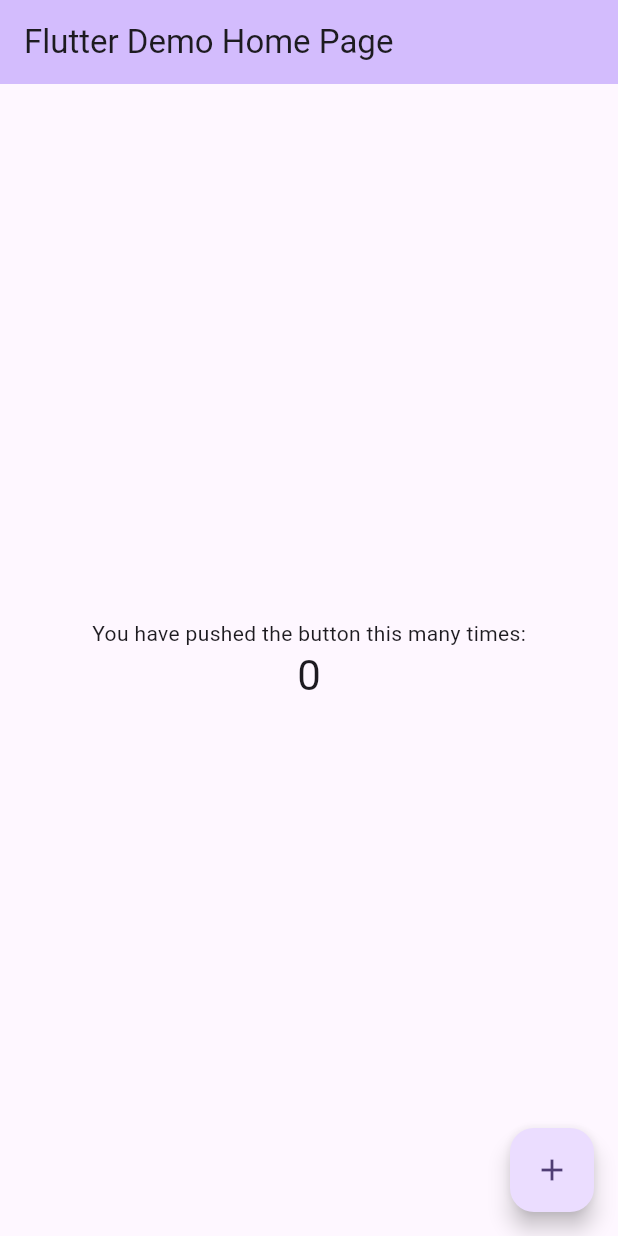
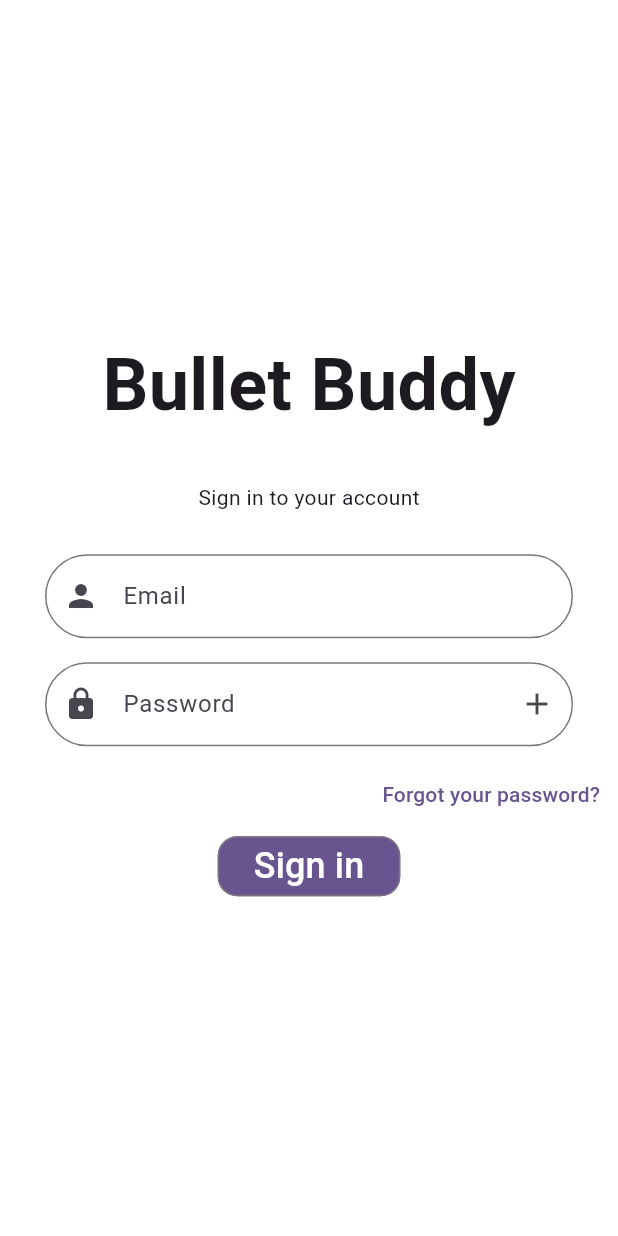
Before and after one commit to GretaAntenucci/Bullet-Buddy, a Flutter app: the screen it shows after launch, on a phone screen of 412 x 824 dp. Run offline on Flutter 3.47's test engine with Material 3 defaults, Android fonts, the phone set to English and light mode, and no system bars.

Commit message:
feat: Added login UI and changed app ingress point

```diff
--- a/lib/main.dart
+++ b/lib/main.dart
@@ -1,3 +1,4 @@
+import 'package:bullet_buddy/pages/login_page.dart';
 import 'package:flutter/material.dart';
 
 void main() {
@@ -10,62 +11,13 @@ class MyApp extends StatelessWidget {
   @override
   Widget build(BuildContext context) {
     return MaterialApp(
+      debugShowCheckedModeBanner: false,
       title: 'Flutter Demo',
       theme: ThemeData(
         colorScheme: ColorScheme.fromSeed(seedColor: Colors.deepPurple),
         useMaterial3: true,
       ),
-      home: const MyHomePage(title: 'Flutter Demo Home Page'),
+      home: LoginPage(),
     );
   }
 }
-
-class MyHomePage extends StatefulWidget {
-  const MyHomePage({super.key, required this.title});
-
-  final String title;
-
-  @override
-  State<MyHomePage> createState() => _MyHomePageState();
-}
-
-class _MyHomePageState extends State<MyHomePage> {
-  int _counter = 0;
-
-  void _incrementCounter() {
-    setState(() {
-      _counter++;
-    });
-  }
-
-  @override
-  Widget build(BuildContext context) {
-    return Scaffold(
-      appBar: AppBar(
-        backgroundColor: Theme.of(context).colorScheme.inversePrimary,
-        title: Text(widget.title),
-      ),
-      body: Center(
-        // Center is a layout widget. It takes a single child and positions it
-        // in the middle of the parent.
-        child: Column(
-          mainAxisAlignment: MainAxisAlignment.center,
-          children: <Widget>[
-            const Text(
-              'You have pushed the button this many times:',
-            ),
-            Text(
-              '$_counter',
-              style: Theme.of(context).textTheme.headlineMedium,
-            ),
-          ],
-        ),
-      ),
-      floatingActionButton: FloatingActionButton(
-        onPressed: _incrementCounter,
-        tooltip: 'Increment',
-        child: const Icon(Icons.add),
-      ),
-    );
-  }
-}
--- /dev/null
+++ b/lib/pages/login_page.dart
@@ -0,0 +1,149 @@
+import 'package:flutter/cupertino.dart';
+import 'package:flutter/material.dart';
+
+class LoginPage extends StatelessWidget {
+  LoginPage({super.key});
+  ValueNotifier<bool> open = ValueNotifier(true);
+
+  // void changeIcon() {
+  //   open.value
+  //       ? Icon(Icons.add)
+  //       : Icon(Icons.remove_red_eye_outlined);
+  // }
+
+  @override
+  Widget build(BuildContext context) {
+    return Scaffold(
+      backgroundColor: Colors.white,
+      body: SafeArea(
+        child: ValueListenableBuilder(
+          valueListenable: open,
+          builder: (context, value, child) {
+            return Column(
+              mainAxisAlignment: MainAxisAlignment.center,
+              children: [
+                const Text(
+                  'Bullet Buddy',
+                  style: TextStyle(
+                    fontSize: 48,
+                    fontWeight: FontWeight.bold,
+                  ),
+                ),
+                const SizedBox(
+                  height: 30,
+                ),
+                const Text('Sign in to your account'),
+                const SizedBox(
+                  height: 20,
+                ),
+                Form(
+                  child: Column(
+                    children: [
+                      Padding(
+                        padding: const EdgeInsets.symmetric(
+                          horizontal: 30,
+                          vertical: 8.0,
+                        ),
+                        child: TextField(
+                          keyboardType: TextInputType.emailAddress,
+                          decoration: InputDecoration(
+                            prefixIcon: const Icon(Icons.person),
+                            hintText: 'Email',
+                            border: OutlineInputBorder(
+                              borderSide: const BorderSide()
+                                  .copyWith(color: Colors.grey),
+                              borderRadius: const BorderRadius.all(
+                                Radius.circular(50),
+                              ),
+                            ),
+                          ),
+                        ),
+                      ),
+                      Padding(
+                        padding: const EdgeInsets.symmetric(
+                          horizontal: 30,
+                          vertical: 8.0,
+                        ),
+                        child: TextField(
+                          keyboardType: TextInputType.text,
+                          obscureText: open.value,
+                          decoration: InputDecoration(
+                            constraints: const BoxConstraints(
+                              maxHeight: 70,
+                              maxWidth: double.infinity,
+                            ),
+                            suffixIcon: IconButton(
+                              splashColor: Colors.transparent,
+                              highlightColor: Colors.transparent,
+                              onPressed: () {
+                                open.value = !open.value;
+                              },
+                              icon: open.value
+                                  ? const Icon(Icons.add)
+                                  : const Icon(Icons.remove_red_eye),
+                            ),
+                            prefixIcon: const Icon(Icons.lock),
+                            hintText: 'Password',
+                            border: OutlineInputBorder(
+                                borderSide: const BorderSide()
+                                    .copyWith(color: Colors.grey),
+                                borderRadius: const BorderRadius.all(
+                                    Radius.circular(50))),
+                          ),
+                        ),
+                      ),
+                    ],
+                  ),
+                ),
+                Align(
+                  alignment: Alignment.bottomRight,
+                  child: TextButton(
+                    onPressed: () {},
+                    child: const Text('Forgot your password?'),
+                  ),
+                ),
+                OutlinedButton(
+                  style: ButtonStyle(
+                    backgroundColor: MaterialStateProperty.all(
+                        Theme.of(context).primaryColor),
+                    shape: MaterialStateProperty.all(
+                      RoundedRectangleBorder(
+                        borderRadius: BorderRadius.circular(13),
+                      ),
+                    ),
+                  ),
+                  onPressed: () {},
+                  child: const Text(
+                    'Sign in',
+                    style: TextStyle(
+                      color: Colors.white,
+                      fontSize: 24,
+                    ),
+                  ),
+                ),
+              ],
+            );
+          },
+        ),
+      ),
+    );
+  }
+}
+
+// TextField(
+// keyboardType: TextInputType.text,
+// obscureText: true,
+// decoration: InputDecoration(
+// suffix: ElevatedButton(
+// onPressed: () => icon = Icon(Icons.traffic),
+// child: icon,
+// ),
+// prefixIcon: const Icon(Icons.lock),
+// hintText: 'Password',
+// border: OutlineInputBorder(
+// borderSide: const BorderSide()
+//     .copyWith(color: Colors.grey),
+// borderRadius:
+// const BorderRadius.all(Radius.circular(50))),
+// ),
+// ),
```
